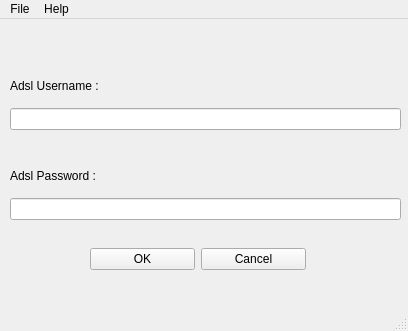
Above: staj-projeleri/puma/ui/mainwindow.ui from pars-linux/uludag before the change. Below: the same form after it.
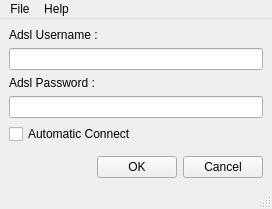
That is the form after the change. Icons and pictures are not drawn.

Patch:
```diff
--- a/staj-projeleri/puma/ui/mainwindow.ui
+++ b/staj-projeleri/puma/ui/mainwindow.ui
@@ -6,23 +6,28 @@
    <rect>
     <x>0</x>
     <y>0</y>
-    <width>408</width>
-    <height>331</height>
+    <width>272</width>
+    <height>209</height>
    </rect>
   </property>
+  <property name="minimumSize">
+   <size>
+    <width>272</width>
+    <height>209</height>
+   </size>
+  </property>
+  <property name="maximumSize">
+   <size>
+    <width>272</width>
+    <height>209</height>
+   </size>
+  </property>
   <property name="windowTitle">
    <string>MainWindow</string>
   </property>
   <widget class="QWidget" name="centralwidget">
-   <widget class="QWidget" name="layoutWidget">
-    <property name="geometry">
-     <rect>
-      <x>10</x>
-      <y>50</y>
-      <width>391</width>
-      <height>61</height>
-     </rect>
-    </property>
+   <layout class="QGridLayout" name="gridLayout">
+    <item row="0" column="0">
     <layout class="QVBoxLayout" name="verticalLayout">
      <item>
       <widget class="QLabel" name="label">
@@ -35,16 +40,8 @@
       <widget class="QLineEdit" name="lineEdit"/>
      </item>
     </layout>
-   </widget>
-   <widget class="QWidget" name="layoutWidget">
-    <property name="geometry">
-     <rect>
-      <x>10</x>
-      <y>140</y>
-      <width>391</width>
-      <height>61</height>
-     </rect>
-    </property>
+    </item>
+    <item row="1" column="0">
     <layout class="QVBoxLayout" name="verticalLayout_2">
      <item>
       <widget class="QLabel" name="label_2">
@@ -61,17 +58,35 @@
       </widget>
      </item>
     </layout>
-   </widget>
-   <widget class="QWidget" name="layoutWidget">
-    <property name="geometry">
-     <rect>
-      <x>90</x>
-      <y>220</y>
-      <width>216</width>
-      <height>41</height>
-     </rect>
-    </property>
+    </item>
+    <item row="3" column="0">
+     <spacer name="verticalSpacer">
+      <property name="orientation">
+       <enum>Qt::Vertical</enum>
+      </property>
+      <property name="sizeHint" stdset="0">
+       <size>
+        <width>290</width>
+        <height>0</height>
+       </size>
+      </property>
+     </spacer>
+    </item>
+    <item row="4" column="0">
     <layout class="QHBoxLayout" name="horizontalLayout">
+      <item>
+       <spacer name="horizontalSpacer">
+        <property name="orientation">
+         <enum>Qt::Horizontal</enum>
+        </property>
+        <property name="sizeHint" stdset="0">
+         <size>
+          <width>40</width>
+          <height>20</height>
+         </size>
+        </property>
+       </spacer>
+      </item>
      <item>
       <widget class="QPushButton" name="pushButton">
        <property name="text">
@@ -91,14 +106,22 @@
       </widget>
      </item>
     </layout>
-   </widget>
+    </item>
+    <item row="2" column="0">
+     <widget class="QCheckBox" name="checkBox">
+      <property name="text">
+       <string>Automatic Connect</string>
+      </property>
+     </widget>
+    </item>
+   </layout>
   </widget>
   <widget class="QMenuBar" name="menubar">
    <property name="geometry">
     <rect>
      <x>0</x>
      <y>0</y>
-     <width>408</width>
+     <width>272</width>
      <height>23</height>
     </rect>
    </property>
```
Lines whose indentation alone changed are shown as unchanged.
